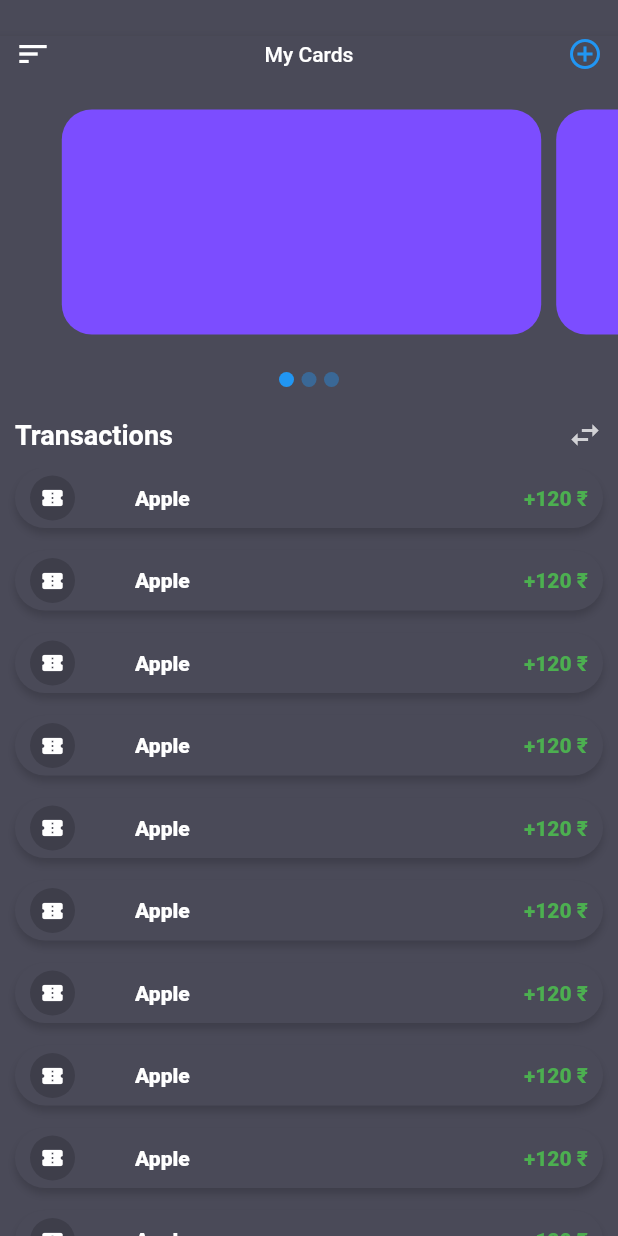
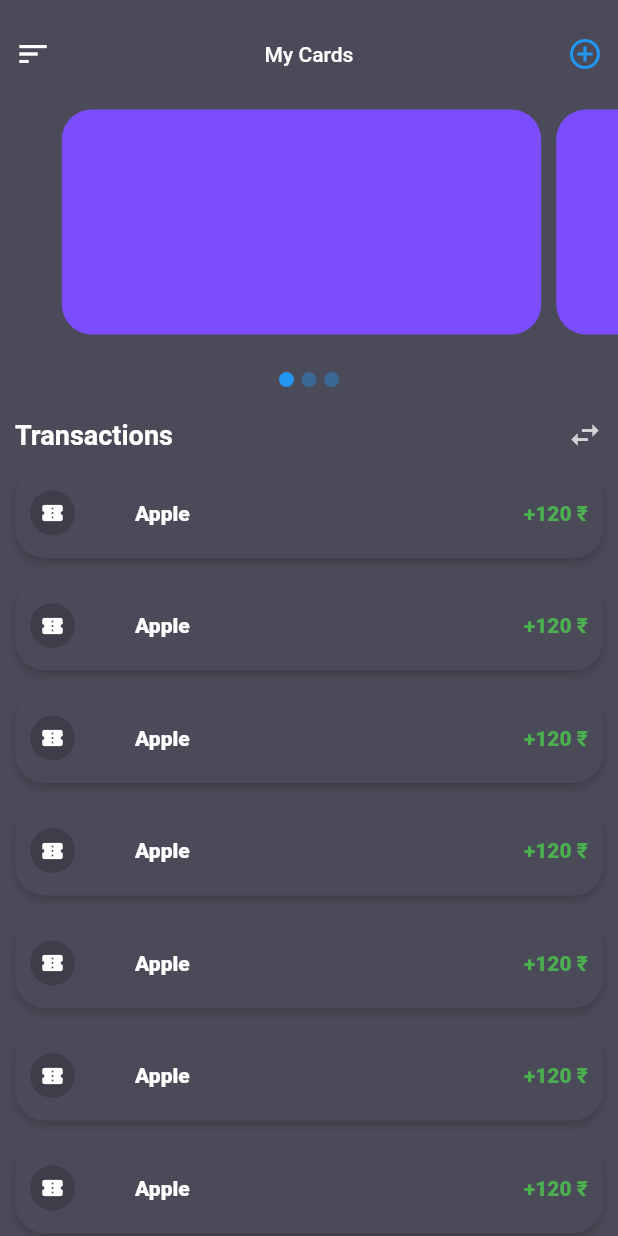
Before and after one commit to nimesh1997/flutter_dashboard_ui, a Flutter app: the screen it shows after launch, on a phone screen of 412 x 824 dp. Run offline on Flutter 3.47's test engine with Material 2 defaults, Android fonts, the phone set to English and light mode, and no system bars; our stand-ins replace dots_indicator.

Commit message:
minor bugs fixed

```diff
--- a/lib/screens/HomeScreen.dart
+++ b/lib/screens/HomeScreen.dart
@@ -300,12 +300,12 @@ class _HomeScreenState extends State<HomeScreen> with SingleTickerProviderStateM
 
   Widget _buildListItem(int index) {
     return Container(
-      height: 40.0,
+      height: 60.0,
       margin: EdgeInsets.only(left: 10.0, bottom: 15.0, right: 10.0),
       decoration: BoxDecoration(
           borderRadius: BorderRadius.all(Radius.circular(20)),
           color: Color(0xff4A4A58),
-          boxShadow: [BoxShadow(offset: Offset(0, 4), blurRadius: 4, color: Color(0xff3e3e4a))]),
+          boxShadow: [BoxShadow(offset: Offset(0, 3), blurRadius: 4, color: Color(0xff3e3e4a))]),
       child: Row(
         crossAxisAlignment: CrossAxisAlignment.center,
         mainAxisAlignment: MainAxisAlignment.spaceBetween,
```
